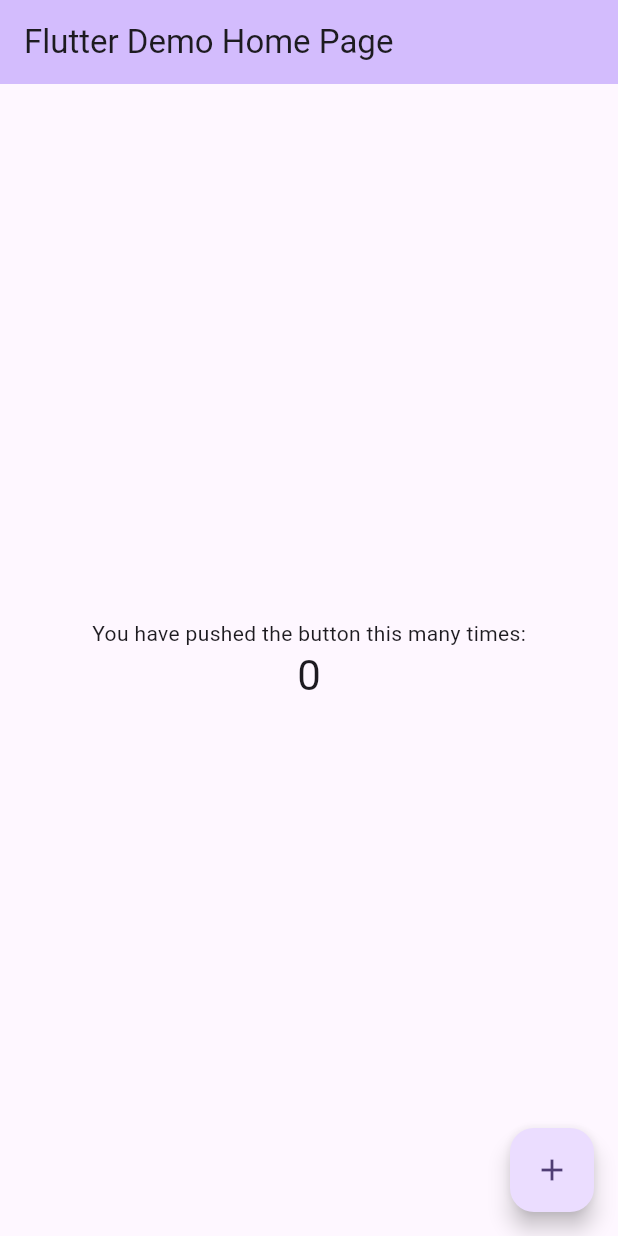
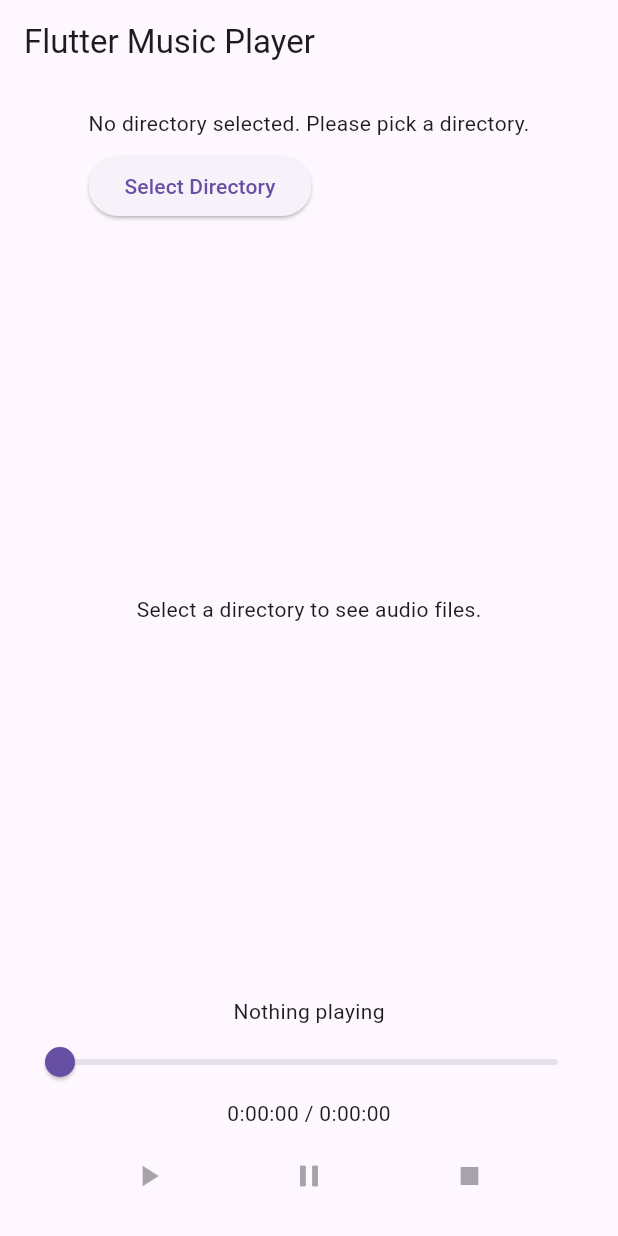
Before and after one commit to subygan/myapp, a Flutter app: the screen it shows after launch, on a phone screen of 412 x 824 dp. Run offline on Flutter 3.47's test engine with Material 3 defaults, Android fonts, the phone set to English and light mode, and no system bars; our stand-ins replace audioplayers, file_picker.

Commit message:
feat: Implement Flutter music player application
This commit introduces a simple Flutter music player application with the following features:

- Directory Selection: You can pick a directory from your device's storage.
- Audio File Listing: The app scans the selected directory for common audio files (.mp3, .m4a, .wav, .aac, .ogg) and displays them in a list.
- Playback Controls:
    - Play, Pause, Stop functionality.
    - Displays the name of the currently playing song.
    - A slider shows playback progress and allows seeking.
    - Displays current playback position and total duration.
- UI Enhancements:
    - Visual indication for the currently selected/playing song.
    - Loading indicator while scanning for audio files.
    - Clearer messages for different states (e.g., no directory selected, no files found).
- Error Handling:
    - Handles errors during directory picking (e.g., user cancellation, access issues).
    - Manages errors during file listing (e.g., inaccessible directory).
    - Catches and displays errors related to audio playback (e.g., unsupported file format).
- Permissions:
    - Includes necessary Android permissions for reading external storage. (iOS setup was skipped due to missing 'ios' directory in the initial project structure).

The application structure includes a main stateful widget to manage UI and playback logic. Dependencies `file_picker` and `audioplayers` were added to handle file system interaction and audio playback respectively.

```diff
--- a/lib/main.dart
+++ b/lib/main.dart
@@ -1,4 +1,7 @@
 import 'package:flutter/material.dart';
+import 'package:file_picker/file_picker.dart';
+import 'dart:io';
+import 'package:audioplayers/audioplayers.dart';
 
 void main() {
   runApp(const MyApp());
@@ -7,116 +10,309 @@ void main() {
 class MyApp extends StatelessWidget {
   const MyApp({super.key});
 
-  // This widget is the root of your application.
   @override
   Widget build(BuildContext context) {
     return MaterialApp(
-      title: 'Flutter Demo',
+      title: 'Flutter Music Player',
       theme: ThemeData(
-        // This is the theme of your application.
-        //
-        // TRY THIS: Try running your application with "flutter run". You'll see
-        // the application has a purple toolbar. Then, without quitting the app,
-        // try changing the seedColor in the colorScheme below to Colors.green
-        // and then invoke "hot reload" (save your changes or press the "hot
-        // reload" button in a Flutter-supported IDE, or press "r" if you used
-        // the command line to start the app).
-        //
-        // Notice that the counter didn't reset back to zero; the application
-        // state is not lost during the reload. To reset the state, use hot
-        // restart instead.
-        //
-        // This works for code too, not just values: Most code changes can be
-        // tested with just a hot reload.
-        colorScheme: ColorScheme.fromSeed(seedColor: Colors.deepPurple),
+        primarySwatch: Colors.blue,
+        visualDensity: VisualDensity.adaptivePlatformDensity,
       ),
-      home: const MyHomePage(title: 'Flutter Demo Home Page'),
+      home: const MusicPlayerHomePage(),
     );
   }
 }
 
-class MyHomePage extends StatefulWidget {
-  const MyHomePage({super.key, required this.title});
-
-  // This widget is the home page of your application. It is stateful, meaning
-  // that it has a State object (defined below) that contains fields that affect
-  // how it looks.
-
-  // This class is the configuration for the state. It holds the values (in this
-  // case the title) provided by the parent (in this case the App widget) and
-  // used by the build method of the State. Fields in a Widget subclass are
-  // always marked "final".
-
-  final String title;
+class MusicPlayerHomePage extends StatefulWidget {
+  const MusicPlayerHomePage({super.key});
 
   @override
-  State<MyHomePage> createState() => _MyHomePageState();
+  State<MusicPlayerHomePage> createState() => _MusicPlayerHomePageState();
 }
 
-class _MyHomePageState extends State<MyHomePage> {
-  int _counter = 0;
+class _MusicPlayerHomePageState extends State<MusicPlayerHomePage> {
+  String? selectedDirectoryPath;
+  List<String> audioFiles = [];
+  String? currentPlayingFile;
+  String? currentPlayingFileName;
+  bool isPlaying = false;
+  final AudioPlayer _audioPlayer = AudioPlayer();
+  Duration _duration = Duration.zero;
+  Duration _position = Duration.zero;
+  String? _fileListingError;
+  bool _isLoadingFiles = false;
 
-  void _incrementCounter() {
-    setState(() {
-      // This call to setState tells the Flutter framework that something has
-      // changed in this State, which causes it to rerun the build method below
-      // so that the display can reflect the updated values. If we changed
-      // _counter without calling setState(), then the build method would not be
-      // called again, and so nothing would appear to happen.
-      _counter++;
+  @override
+  void initState() {
+    super.initState();
+    _audioPlayer.onPlayerStateChanged.listen((PlayerState state) {
+      if (mounted) {
+        setState(() {
+          isPlaying = state == PlayerState.playing;
+          if (state == PlayerState.stopped || state == PlayerState.completed) {
+            // Check if stop was due to an error or natural completion
+            // For this example, we'll just reset. A more robust solution
+            // might involve checking an error stream or specific error states
+            // if the audioplayers plugin provides them directly in PlayerState.
+            currentPlayingFile = null;
+            currentPlayingFileName = null;
+            _position = Duration.zero;
+            // If it was an error, _duration might also need reset or specific handling
+          }
+        });
+      }
+    });
+
+    _audioPlayer.onPlayerError.listen((String? errorMsg) {
+      if (mounted && errorMsg != null) {
+        ScaffoldMessenger.of(context).showSnackBar(
+          SnackBar(content: Text("Audio Player Error: $errorMsg"))
+        );
+        setState(() {
+          isPlaying = false;
+          currentPlayingFile = null;
+          currentPlayingFileName = null;
+          _position = Duration.zero;
+          _duration = Duration.zero;
+        });
+      }
+    });
+
+    _audioPlayer.onDurationChanged.listen((Duration d) {
+      if (mounted) {
+        setState(() => _duration = d);
+      }
+    });
+
+    _audioPlayer.onPositionChanged.listen((Duration d) {
+      if (mounted) {
+        setState(() => _position = d);
+      }
     });
   }
 
   @override
+  void dispose() {
+    _audioPlayer.dispose();
+    super.dispose();
+  }
+
+  Future<void> _playFile(String filePath) async {
+    try {
+      await _audioPlayer.stop(); // Stop any current playback
+      await _audioPlayer.play(DeviceFileSource(filePath));
+      if (mounted) {
+        setState(() {
+          currentPlayingFile = filePath;
+          currentPlayingFileName = filePath.split('/').last;
+          isPlaying = true;
+        });
+      }
+    } catch (e) {
+      if (mounted) {
+        ScaffoldMessenger.of(context).showSnackBar(
+          SnackBar(content: Text("Error playing file: ${filePath.split('/').last}. Unsupported format or file not found."))
+        );
+        setState(() {
+          isPlaying = false;
+          currentPlayingFile = null;
+          currentPlayingFileName = null;
+        });
+      }
+    }
+  }
+
+  Future<void> _pause() async {
+    await _audioPlayer.pause();
+    if (mounted) {
+      setState(() {
+        isPlaying = false;
+      });
+    }
+  }
+
+  Future<void> _stop() async {
+    await _audioPlayer.stop();
+    if (mounted) {
+      setState(() {
+        isPlaying = false;
+        currentPlayingFile = null;
+        currentPlayingFileName = null;
+        _position = Duration.zero;
+      });
+    }
+  }
+
+  void _listAudioFiles(String directoryPath) {
+    setState(() {
+      _isLoadingFiles = true;
+      _fileListingError = null; // Clear previous error
+    });
+    final List<String> supportedExtensions = ['.mp3', '.m4a', '.wav', '.aac', '.ogg'];
+    List<String> foundFiles = [];
+    try {
+      final dir = Directory(directoryPath);
+      final List<FileSystemEntity> entities = dir.listSync(); // Can be slow for large dirs
+      for (var entity in entities) {
+        if (entity is File) {
+          final String filePath = entity.path;
+          final String extension = filePath.substring(filePath.lastIndexOf('.')).toLowerCase();
+          if (supportedExtensions.contains(extension)) {
+            foundFiles.add(filePath);
+          }
+        }
+      }
+      setState(() {
+        audioFiles = foundFiles;
+        _isLoadingFiles = false;
+      });
+    } on FileSystemException catch (e) {
+      print('Error listing audio files: $e');
+      setState(() {
+        _fileListingError = 'Error listing files: ${e.message}';
+        audioFiles.clear();
+        _isLoadingFiles = false;
+      });
+    }
+  }
+
+  Future<void> _selectDirectory() async {
+    try {
+      String? directoryPath = await FilePicker.platform.getDirectoryPath();
+      if (directoryPath != null) {
+        setState(() {
+          selectedDirectoryPath = directoryPath;
+          audioFiles.clear();
+          currentPlayingFile = null;
+          currentPlayingFileName = null;
+          _fileListingError = null; // Clear error on new selection
+        });
+        _listAudioFiles(directoryPath);
+      } else {
+        // User cancelled the picker
+        if (mounted) {
+          ScaffoldMessenger.of(context).showSnackBar(
+            const SnackBar(content: Text("Directory selection cancelled."))
+          );
+        }
+      }
+    } catch (e) {
+      // Handle potential exceptions from FilePicker itself, though less common
+      if (mounted) {
+         ScaffoldMessenger.of(context).showSnackBar(
+          SnackBar(content: Text("Error picking directory: $e"))
+        );
+      }
+      print("Error picking directory: $e");
+    }
+  }
+
+  @override
   Widget build(BuildContext context) {
-    // This method is rerun every time setState is called, for instance as done
-    // by the _incrementCounter method above.
-    //
-    // The Flutter framework has been optimized to make rerunning build methods
-    // fast, so that you can just rebuild anything that needs updating rather
-    // than having to individually change instances of widgets.
     return Scaffold(
       appBar: AppBar(
-        // TRY THIS: Try changing the color here to a specific color (to
-        // Colors.amber, perhaps?) and trigger a hot reload to see the AppBar
-        // change color while the other colors stay the same.
-        backgroundColor: Theme.of(context).colorScheme.inversePrimary,
-        // Here we take the value from the MyHomePage object that was created by
-        // the App.build method, and use it to set our appbar title.
-        title: Text(widget.title),
+        title: const Text('Flutter Music Player'),
       ),
-      body: Center(
-        // Center is a layout widget. It takes a single child and positions it
-        // in the middle of the parent.
-        child: Column(
-          // Column is also a layout widget. It takes a list of children and
-          // arranges them vertically. By default, it sizes itself to fit its
-          // children horizontally, and tries to be as tall as its parent.
-          //
-          // Column has various properties to control how it sizes itself and
-          // how it positions its children. Here we use mainAxisAlignment to
-          // center the children vertically; the main axis here is the vertical
-          // axis because Columns are vertical (the cross axis would be
-          // horizontal).
-          //
-          // TRY THIS: Invoke "debug painting" (choose the "Toggle Debug Paint"
-          // action in the IDE, or press "p" in the console), to see the
-          // wireframe for each widget.
-          mainAxisAlignment: MainAxisAlignment.center,
-          children: <Widget>[
-            const Text('You have pushed the button this many times:'),
-            Text(
-              '$_counter',
-              style: Theme.of(context).textTheme.headlineMedium,
+      body: Column(
+        children: <Widget>[
+          // Directory Selection Area
+          Padding(
+            padding: const EdgeInsets.all(16.0),
+            child: Column(
+              crossAxisAlignment: CrossAxisAlignment.start,
+              children: [
+                Text(selectedDirectoryPath == null
+                    ? 'No directory selected. Please pick a directory.'
+                    : 'Selected Directory: $selectedDirectoryPath'),
+                const SizedBox(height: 8),
+                ElevatedButton(
+                  onPressed: _selectDirectory,
+                  child: const Text('Select Directory'),
+                ),
+                if (_fileListingError != null)
+                  Padding(
+                    padding: const EdgeInsets.all(8.0),
+                    child: Text(_fileListingError!, style: const TextStyle(color: Colors.red)),
+                  ),
+              ],
             ),
-          ],
-        ),
+          ),
+
+          // Audio Files List
+          Expanded(
+            child: _isLoadingFiles
+                ? const Center(child: CircularProgressIndicator())
+                : audioFiles.isEmpty
+                    ? Center(
+                        child: Text(selectedDirectoryPath == null
+                            ? 'Select a directory to see audio files.'
+                            : 'No audio files (.mp3, .m4a, .wav, .aac, .ogg) found in the selected directory.'),
+                      )
+                    : ListView.builder(
+                        itemCount: audioFiles.length,
+                        itemBuilder: (context, index) {
+                          final filePath = audioFiles[index];
+                          final fileName = filePath.split('/').last;
+                          return ListTile(
+                            title: Text(fileName),
+                            onTap: () => _playFile(filePath),
+                            selected: currentPlayingFile == filePath,
+                            selectedTileColor: Colors.blue.withOpacity(0.3), // Example color
+                          );
+                        },
+                      ),
+          ),
+
+          // Playback Controls Area
+          Padding(
+            padding: const EdgeInsets.all(16.0),
+            child: Column(
+              children: [
+                Text(currentPlayingFileName == null
+                    ? 'Nothing playing'
+                    : 'Now Playing: $currentPlayingFileName'),
+                Slider(
+                  value: _position.inSeconds.toDouble(),
+                  min: 0.0,
+                  max: _duration.inSeconds.toDouble().isNaN || _duration.inSeconds.toDouble().isInfinite
+                      ? 0.0
+                      : _duration.inSeconds.toDouble(),
+                  onChanged: (value) async {
+                    final position = Duration(seconds: value.toInt());
+                    await _audioPlayer.seek(position);
+                  },
+                ),
+                Text('${_position.toString().split('.').first} / ${_duration.toString().split('.').first}'),
+                const SizedBox(height: 8),
+                Row(
+                  mainAxisAlignment: MainAxisAlignment.spaceEvenly,
+                  children: <Widget>[
+                    IconButton(
+                      icon: const Icon(Icons.play_arrow),
+                      onPressed: isPlaying
+                          ? null
+                          : (currentPlayingFile != null
+                              ? () async {
+                                  await _audioPlayer.resume();
+                                  if (mounted) setState(() => isPlaying = true);
+                                }
+                              : null),
+                    ),
+                    IconButton(
+                      icon: const Icon(Icons.pause),
+                      onPressed: isPlaying ? _pause : null,
+                    ),
+                    IconButton(
+                      icon: const Icon(Icons.stop),
+                      onPressed: isPlaying || currentPlayingFile != null ? _stop : null,
+                    ),
+                  ],
+                ),
+              ],
+            ),
+          ),
+        ],
       ),
-      floatingActionButton: FloatingActionButton(
-        onPressed: _incrementCounter,
-        tooltip: 'Increment',
-        child: const Icon(Icons.add),
-      ), // This trailing comma makes auto-formatting nicer for build methods.
     );
   }
 }
--- a/pubspec.yaml
+++ b/pubspec.yaml
@@ -34,6 +34,8 @@ dependencies:
   # The following adds the Cupertino Icons font to your application.
   # Use with the CupertinoIcons class for iOS style icons.
   cupertino_icons: ^1.0.8
+  file_picker: ^10.1.9
+  audioplayers: ^6.4.0
 
 dev_dependencies:
   flutter_test:
```
Also changed, not shown: 1 other file.
